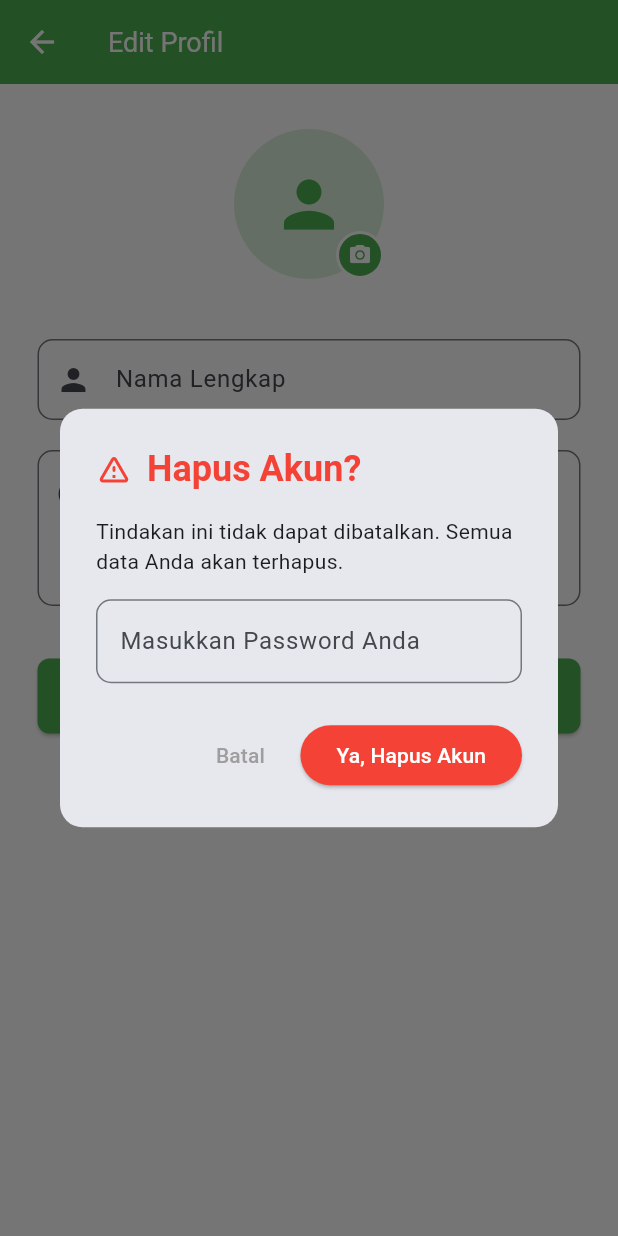
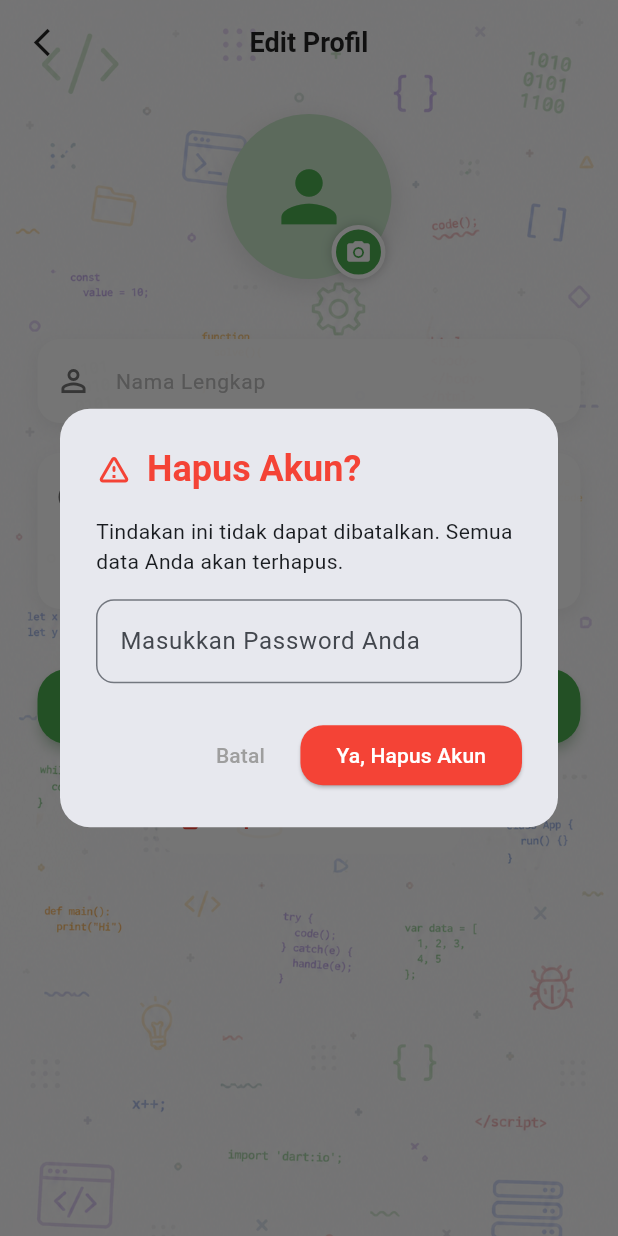
Before and after one commit to Gunadi-kripto/CodeQuest-, a Flutter app: the EditProfileScreen screen opened directly with empty values, after a tap on "Hapus Akun Permanen", on a phone screen of 412 x 824 dp. Run offline on Flutter 3.47's test engine with Material 3 defaults, Android fonts, the phone set to English and light mode, and no system bars; our stand-ins replace cached_network_image, file_picker, google_sign_in, image_picker, shared_preferences; accounts and stored records are empty.

Commit message:
Fix UI + Connect

```diff
--- a/frontend/lib/screens/user/edit_profile_screen.dart
+++ b/frontend/lib/screens/user/edit_profile_screen.dart
@@ -1,4 +1,4 @@
-// lib/screens/edit_profile_screen.dart
+// lib/screens/user/edit_profile_screen.dart
 
 import 'dart:io';
 import 'package:flutter/material.dart';
@@ -25,7 +25,7 @@ class _EditProfileScreenState extends State<EditProfileScreen> {
   final ImagePicker _picker = ImagePicker();
 
   bool _isLoading = false;
-  final Color greenTheme = const Color(0xFF4CAF50);
+  final Color greenTheme = Colors.green;
 
   @override
   void initState() {
@@ -50,7 +50,6 @@ class _EditProfileScreenState extends State<EditProfileScreen> {
     }
   }
 
-  // --- MENGGUNAKAN API_SERVICE BAWAAN ANDA ---
   Future<void> _saveProfile() async {
     if (!_formKey.currentState!.validate()) return;
 
@@ -59,7 +58,6 @@ class _EditProfileScreenState extends State<EditProfileScreen> {
     try {
       final userId = widget.userData['id'] ?? widget.userData['_id'];
 
-      // Memanggil fungsi updateProfile dari api_service.dart Anda
       final response = await ApiService.updateProfile(
         userId,
         _nameController.text,
@@ -88,13 +86,11 @@ class _EditProfileScreenState extends State<EditProfileScreen> {
     }
   }
 
-  // --- MENGGUNAKAN API_SERVICE BAWAAN ANDA ---
   Future<void> _deleteAccount(String password) async {
     setState(() => _isLoading = true);
     try {
       final userId = widget.userData['id'] ?? widget.userData['_id'];
 
-      // Memanggil fungsi deleteAccount dari api_service.dart Anda (Wajib kirim password)
       final response = await ApiService.deleteAccount(userId, password);
 
       if (response['success'] == true) {
@@ -122,14 +118,13 @@ class _EditProfileScreenState extends State<EditProfileScreen> {
     }
   }
 
-  // --- DIALOG KONFIRMASI HAPUS (DITAMBAH INPUT PASSWORD) ---
   void _showDeleteConfirmation() {
     final TextEditingController passwordController = TextEditingController();
 
     showDialog(
       context: context,
       builder: (context) => AlertDialog(
-        shape: RoundedRectangleBorder(borderRadius: BorderRadius.circular(15)),
+        shape: RoundedRectangleBorder(borderRadius: BorderRadius.circular(20)),
         title: const Row(
           children: [
             Icon(Icons.warning_amber_rounded, color: Colors.red),
@@ -147,7 +142,7 @@ class _EditProfileScreenState extends State<EditProfileScreen> {
               obscureText: true,
               decoration: InputDecoration(
                 labelText: 'Masukkan Password Anda',
-                border: OutlineInputBorder(borderRadius: BorderRadius.circular(10)),
+                border: OutlineInputBorder(borderRadius: BorderRadius.circular(12)),
                 focusedBorder: const OutlineInputBorder(borderSide: BorderSide(color: Colors.red)),
               ),
             ),
@@ -159,7 +154,10 @@ class _EditProfileScreenState extends State<EditProfileScreen> {
             child: const Text('Batal', style: TextStyle(color: Colors.grey)),
           ),
           ElevatedButton(
-            style: ElevatedButton.styleFrom(backgroundColor: Colors.red),
+            style: ElevatedButton.styleFrom(
+              backgroundColor: Colors.red,
+              shape: RoundedRectangleBorder(borderRadius: BorderRadius.circular(15))
+            ),
             onPressed: () {
               if (passwordController.text.isEmpty) {
                 ScaffoldMessenger.of(context).showSnackBar(
@@ -182,17 +180,39 @@ class _EditProfileScreenState extends State<EditProfileScreen> {
     String? currentProfilePic = widget.userData['avatar_url'] ?? widget.userData['profilePicture'];
 
     return Scaffold(
-      backgroundColor: Colors.white,
+      backgroundColor: Colors.transparent,
+      extendBodyBehindAppBar: true,
       appBar: AppBar(
-        title: const Text('Edit Profil', style: TextStyle(color: Colors.white, fontSize: 18)),
-        backgroundColor: greenTheme,
+        backgroundColor: Colors.transparent,
         elevation: 0,
-        iconTheme: const IconThemeData(color: Colors.white),
+        centerTitle: true,
+        leading: IconButton(
+          icon: const Icon(Icons.arrow_back_ios_new, color: Colors.black87, size: 22),
+          onPressed: () => Navigator.pop(context),
         ),
-      body: _isLoading
+        title: const Text(
+          'Edit Profil',
+          style: TextStyle(color: Colors.black87, fontWeight: FontWeight.bold, fontSize: 18)
+        ),
+      ),
+      body: SizedBox.expand(
+        child: Stack(
+          children: [
+            // Background Image SAMA PERSIS dengan profile_screen.dart
+            SizedBox.expand(
+              child: Image.asset(
+                'assets/coding_bg.png',
+                fit: BoxFit.cover,
+                alignment: Alignment.topCenter,
+              ),
+            ),
+
+            // Konten Utama di dalam SafeArea agar tidak menabrak header
+            SafeArea(
+              child: _isLoading
                 ? Center(child: CircularProgressIndicator(color: greenTheme))
                 : SingleChildScrollView(
-              padding: const EdgeInsets.symmetric(horizontal: 25, vertical: 30),
+                    padding: const EdgeInsets.symmetric(horizontal: 25, vertical: 20),
                     child: Form(
                       key: _formKey,
                       child: Column(
@@ -200,32 +220,39 @@ class _EditProfileScreenState extends State<EditProfileScreen> {
                           Center(
                             child: Stack(
                               children: [
-                          CircleAvatar(
-                            radius: 50,
-                            backgroundColor: Colors.green.withOpacity(0.2),
+                                Container(
+                                  decoration: BoxDecoration(
+                                    shape: BoxShape.circle,
+                                    boxShadow: [BoxShadow(color: Colors.black.withOpacity(0.1), blurRadius: 15, offset: const Offset(0, 5))],
+                                  ),
+                                  child: CircleAvatar(
+                                    radius: 55,
+                                    backgroundColor: Colors.green[100],
                                     backgroundImage: _imageFile != null
                                         ? FileImage(_imageFile!) as ImageProvider
                                         : (currentProfilePic != null && currentProfilePic.isNotEmpty
                                             ? NetworkImage(currentProfilePic) as ImageProvider
                                             : null),
                                     child: (_imageFile == null && (currentProfilePic == null || currentProfilePic.isEmpty))
-                                ? Icon(Icons.person, size: 50, color: greenTheme)
+                                        ? Icon(Icons.person, size: 55, color: greenTheme)
                                         : null,
+                                  ),
                                 ),
                                 Positioned(
                                   bottom: 0,
-                            right: 0,
+                                  right: 4,
                                   child: GestureDetector(
                                     onTap: _pickImage,
                                     child: Container(
-                                height: 32,
-                                width: 32,
+                                      height: 36,
+                                      width: 36,
                                       decoration: BoxDecoration(
                                         color: greenTheme,
                                         shape: BoxShape.circle,
-                                  border: Border.all(color: Colors.white, width: 2),
+                                        border: Border.all(color: Colors.white, width: 3),
+                                        boxShadow: [BoxShadow(color: Colors.black.withOpacity(0.2), blurRadius: 5)],
                                       ),
-                                child: const Icon(Icons.camera_alt, color: Colors.white, size: 16),
+                                      child: const Icon(Icons.camera_alt, color: Colors.white, size: 18),
                                     ),
                                   ),
                                 ),
@@ -234,41 +261,27 @@ class _EditProfileScreenState extends State<EditProfileScreen> {
                           ),
                           const SizedBox(height: 40),
 
-                    TextFormField(
+                          // Input Nama Modern
+                          _buildModernTextField(
                             controller: _nameController,
-                      decoration: InputDecoration(
-                        labelText: 'Nama Lengkap',
-                        prefixIcon: const Icon(Icons.person),
-                        border: OutlineInputBorder(borderRadius: BorderRadius.circular(10)),
-                        focusedBorder: OutlineInputBorder(
-                          borderRadius: BorderRadius.circular(10),
-                          borderSide: BorderSide(color: greenTheme, width: 2)
-                        ),
-                        contentPadding: const EdgeInsets.symmetric(vertical: 15),
-                      ),
+                            hint: 'Nama Lengkap',
+                            icon: Icons.person_outline,
                             validator: (value) => value == null || value.isEmpty ? 'Nama tidak boleh kosong' : null,
                           ),
+
                           const SizedBox(height: 20),
 
-                    TextFormField(
+                          // Input Bio Modern
+                          _buildModernTextField(
                             controller: _bioController,
+                            hint: 'Bio singkat (hobi, status, dll)',
+                            icon: Icons.info_outline,
                             maxLines: 3,
-                      decoration: InputDecoration(
-                        labelText: 'Bio singkat',
-                        alignLabelWithHint: true,
-                        prefixIcon: const Padding(
-                          padding: EdgeInsets.only(bottom: 45),
-                          child: Icon(Icons.info),
                           ),
-                        border: OutlineInputBorder(borderRadius: BorderRadius.circular(10)),
-                        focusedBorder: OutlineInputBorder(
-                          borderRadius: BorderRadius.circular(10),
-                          borderSide: BorderSide(color: greenTheme, width: 2)
-                        ),
-                      ),
-                    ),
-                    const SizedBox(height: 35),
 
+                          const SizedBox(height: 40),
+
+                          // Tombol Simpan Modern
                           SizedBox(
                             width: double.infinity,
                             height: 50,
@@ -276,28 +289,76 @@ class _EditProfileScreenState extends State<EditProfileScreen> {
                               onPressed: _isLoading ? null : _saveProfile,
                               style: ElevatedButton.styleFrom(
                                 backgroundColor: greenTheme,
-                          shape: RoundedRectangleBorder(borderRadius: BorderRadius.circular(8)),
+                                shape: RoundedRectangleBorder(borderRadius: BorderRadius.circular(20)),
+                                elevation: 3,
+                                shadowColor: Colors.green.withOpacity(0.5),
                               ),
                               child: const Text(
                                 'Simpan Perubahan',
-                          style: TextStyle(color: Colors.white, fontSize: 16),
+                                style: TextStyle(color: Colors.white, fontSize: 16, fontWeight: FontWeight.bold),
                               ),
                             ),
                           ),
 
-                    const SizedBox(height: 15),
+                          const SizedBox(height: 25),
 
-                    TextButton(
+                          // Tombol Hapus Akun (Background disesuaikan agar terbaca di atas gambar)
+                          Container(
+                            decoration: BoxDecoration(
+                              color: Colors.white.withOpacity(0.8),
+                              borderRadius: BorderRadius.circular(15),
+                            ),
+                            child: TextButton.icon(
                               onPressed: _isLoading ? null : _showDeleteConfirmation,
-                      child: const Text(
+                              icon: const Icon(Icons.delete_forever, color: Colors.red, size: 20),
+                              label: const Text(
                                 'Hapus Akun Permanen',
-                        style: TextStyle(color: Colors.red, fontSize: 13, fontWeight: FontWeight.bold)
+                                style: TextStyle(color: Colors.red, fontSize: 14, fontWeight: FontWeight.bold)
+                              ),
                             ),
                           ),
                         ],
                       ),
                     ),
                   ),
+            ),
+          ],
+        ),
+      ),
+    );
+  }
+
+  // Widget bantuan untuk membuat TextField bergaya modern
+  Widget _buildModernTextField({
+    required TextEditingController controller,
+    required String hint,
+    required IconData icon,
+    int maxLines = 1,
+    String? Function(String?)? validator,
+  }) {
+    return Container(
+      decoration: BoxDecoration(
+        color: Colors.white.withOpacity(0.95), // Dibuat sedikit opacity agar elegan
+        borderRadius: BorderRadius.circular(15),
+        boxShadow: [
+          BoxShadow(color: Colors.black.withOpacity(0.05), blurRadius: 10, offset: const Offset(0, 4))
+        ],
+      ),
+      child: TextFormField(
+        controller: controller,
+        maxLines: maxLines,
+        validator: validator,
+        decoration: InputDecoration(
+          hintText: hint,
+          hintStyle: TextStyle(color: Colors.grey[400], fontSize: 14),
+          prefixIcon: Padding(
+            padding: EdgeInsets.only(bottom: maxLines > 1 ? 45 : 0),
+            child: Icon(icon, color: Colors.grey[600]),
+          ),
+          border: InputBorder.none,
+          contentPadding: const EdgeInsets.symmetric(horizontal: 20, vertical: 16),
+        ),
+      ),
     );
   }
 }
--- a/frontend/lib/screens/user/home_screen.dart
+++ b/frontend/lib/screens/user/home_screen.dart
@@ -1,3 +1,5 @@
+// lib/screens/home_screen.dart
+
 import 'dart:async';
 import 'dart:convert';
 
@@ -8,7 +10,7 @@ import '../../services/api_service.dart';
 import '../../utils/xp_level_helper.dart';
 import 'leaderboard_screen.dart';
 import 'materi_detail_screen.dart';
-import 'materi_screen.dart';
+import 'materi_screen.dart'; // Tetap di-import untuk jaga-jaga
 
 class HomeScreen extends StatefulWidget {
   const HomeScreen({super.key});
@@ -25,11 +27,12 @@ class _HomeScreenState extends State<HomeScreen> {
   bool isLoading = true;
   bool isContinueLoading = true;
 
+  // --- PERUBAHAN 1: Menambahkan 'languageName' sebagai kunci pencarian ---
   final List<Map<String, String>> _allQuests = [
-    {'title': 'Misi Harian:\nPython Loop', 'image': 'assets/python.png'},
-    {'title': 'Misi Harian:\nJava Variable', 'image': 'assets/java.png'},
-    {'title': 'Misi Harian:\nC++ Basics', 'image': 'assets/cpp.png'},
-    {'title': 'Misi Harian:\nHTML Tags', 'image': 'assets/html.png'},
+    {'title': 'Misi Harian:\nPython Loop', 'image': 'assets/python.png', 'languageName': 'Python'},
+    {'title': 'Misi Harian:\nJava Variable', 'image': 'assets/java.png', 'languageName': 'Java'},
+    {'title': 'Misi Harian:\nC++ Basics', 'image': 'assets/cpp.png', 'languageName': 'C++'},
+    {'title': 'Misi Harian:\nHTML Tags', 'image': 'assets/html.png', 'languageName': 'HTML'},
   ];
 
   int _questIndex = 0;
@@ -95,9 +98,6 @@ class _HomeScreenState extends State<HomeScreen> {
 
   // =====================================================
   // LANJUT BELAJAR
-  // - Tidak ambil materi yang sudah dihapus
-  // - Tidak ambil materi dari bahasa yang sudah dihapus
-  // - Bab harus berurutan
   // =====================================================
 
   Future<void> _loadContinueLearning() async {
@@ -702,6 +702,7 @@ class _HomeScreenState extends State<HomeScreen> {
                   child: _buildQuestCard(
                     firstQuest['title']!,
                     firstQuest['image']!,
+                    firstQuest['languageName']!, // Parsing languageName
                     key: ValueKey('q1_$_questIndex'),
                   ),
                 ),
@@ -723,6 +724,7 @@ class _HomeScreenState extends State<HomeScreen> {
                   child: _buildQuestCard(
                     secondQuest['title']!,
                     secondQuest['image']!,
+                    secondQuest['languageName']!, // Parsing languageName
                     key: ValueKey('q2_$_questIndex'),
                   ),
                 ),
@@ -734,16 +736,60 @@ class _HomeScreenState extends State<HomeScreen> {
     );
   }
 
-  Widget _buildQuestCard(String title, String imagePath, {Key? key}) {
+  // --- PERUBAHAN 2: Fungsi untuk mencari bahasa di API dan melempar ke StudentModuleListScreen ---
+  Widget _buildQuestCard(String title, String imagePath, String languageNameTarget, {Key? key}) {
     return GestureDetector(
       key: key,
       onTap: () async {
-        await Navigator.push(
-          context,
-          MaterialPageRoute(
-            builder: (_) => const MateriScreen(),
-          ),
+        // 1. Tampilkan loading sebentar (opsional tapi bagus untuk UX)
+        showDialog(
+          context: context,
+          barrierDismissible: false,
+          builder: (context) => const Center(child: CircularProgressIndicator(color: Colors.green)),
         );
+
+        try {
+          // 2. Tarik daftar semua bahasa dari API
+          final List<dynamic> languages = await ApiService.getLanguages();
+
+          // 3. Cari bahasa yang cocok dengan 'languageNameTarget' (misal: "Python")
+          final targetLang = languages.firstWhere(
+            (lang) => (lang['nama_bahasa'] ?? '').toString().toLowerCase() == languageNameTarget.toLowerCase(),
+            orElse: () => null,
+          );
+
+          // Tutup loading
+          Navigator.pop(context);
+
+          // 4. Jika bahasanya ketemu, lempar langsung ke StudentModuleListScreen
+          if (targetLang != null) {
+            await Navigator.push(
+              context,
+              MaterialPageRoute(
+                builder: (_) => StudentModuleListScreen(
+                  languageId: (targetLang['_id'] ?? '').toString(),
+                  languageName: (targetLang['nama_bahasa'] ?? '').toString(),
+                  iconUrl: (targetLang['icon_url'] ?? '').toString(),
+                ),
+              ),
+            );
+          } else {
+            // Jika bahasa tidak ada di database, lemparkan ke materi utama saja
+            ScaffoldMessenger.of(context).showSnackBar(
+              SnackBar(content: Text('Bahasa $languageNameTarget belum tersedia!'), backgroundColor: Colors.orange),
+            );
+            await Navigator.push(
+              context,
+              MaterialPageRoute(builder: (_) => const MateriScreen()),
+            );
+          }
+        } catch (e) {
+          Navigator.pop(context); // Tutup loading jika error
+          await Navigator.push(
+            context,
+            MaterialPageRoute(builder: (_) => const MateriScreen()),
+          );
+        }
 
         await _loadData();
       },
--- a/frontend/lib/screens/user/materi_detail_screen.dart
+++ b/frontend/lib/screens/user/materi_detail_screen.dart
@@ -463,15 +463,7 @@ class _MateriDetailScreenState extends State<MateriDetailScreen> {
             fontSize: 18,
           ),
         ),
-        actions: [
-          IconButton(
-            icon: const Icon(
-              Icons.bookmark_border,
-              color: Colors.black,
-            ),
-            onPressed: () {},
-          ),
-        ],
+        // BAGIAN ACTIONS BOOKMARK SUDAH DIHAPUS DI SINI
       ),
       body: isCheckingAccess
           ? const Center(
```
Also changed, not shown: frontend/pubspec.lock, 1 other file. Lines whose indentation alone changed are shown as unchanged.
